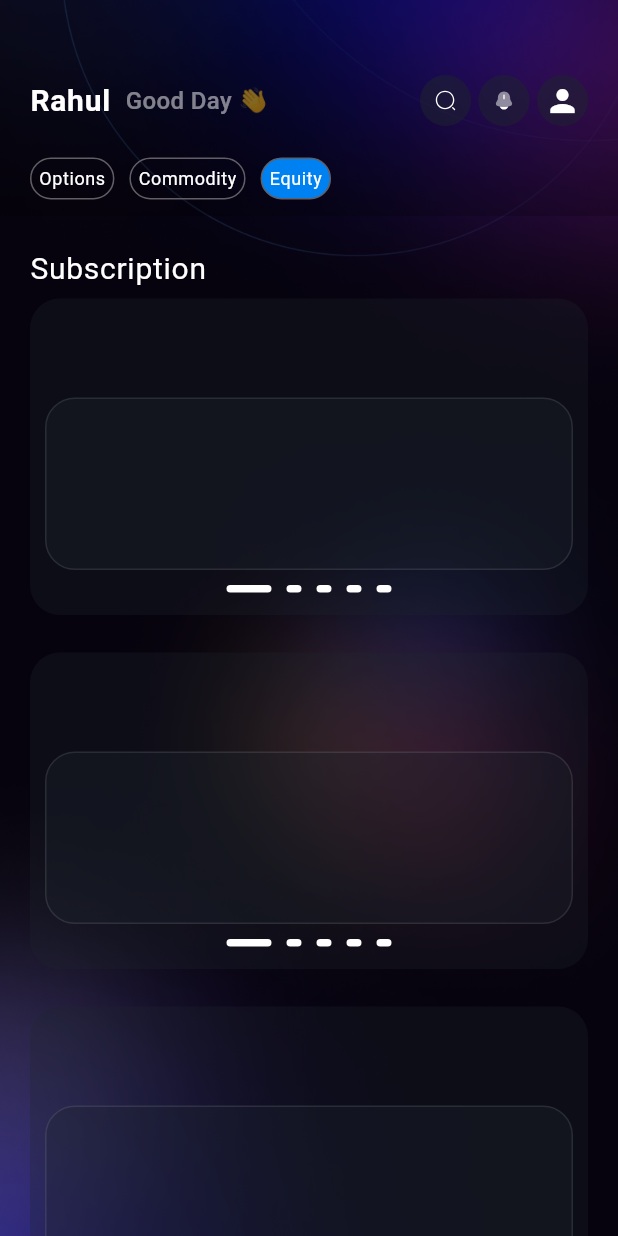
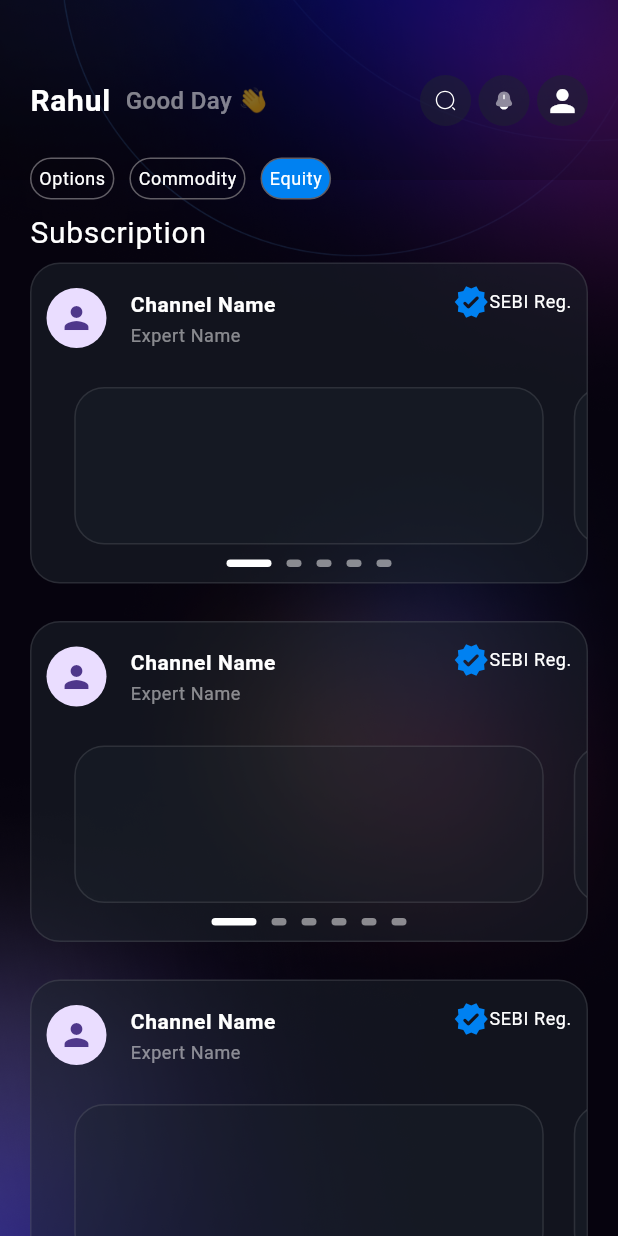
Before and after one commit to voltzylex/copartner, a Flutter app: the screen it shows after launch, on a phone screen of 412 x 824 dp. Run offline on Flutter 3.47's test engine with Material 3 defaults, Android fonts, the phone set to English and light mode, and no system bars; our stand-ins replace flutter_svg.

Commit message:
created home ui and generated model

```diff
--- a/lib/common/constants.dart
+++ b/lib/common/constants.dart
@@ -1,4 +1,4 @@
 const defaultPadding = 20.0;
-const homeAppBarHeight = 144.0;
+const homeAppBarHeight = 120.0;
 const iconSize = 15.0;
 const radius = 20.0;
--- a/lib/home/pages/widgets/body.dart
+++ b/lib/home/pages/widgets/body.dart
@@ -4,9 +4,14 @@ import 'package:copartner/common/extension.dart';
 import 'package:copartner/common/theme.dart';
 import 'package:flutter/material.dart';
 
-class BodyWidget extends StatelessWidget {
+class BodyWidget extends StatefulWidget {
   const BodyWidget({super.key});
 
+  @override
+  State<BodyWidget> createState() => _BodyWidgetState();
+}
+
+class _BodyWidgetState extends State<BodyWidget> {
   @override
   Widget build(BuildContext context) {
     return SingleChildScrollView(
@@ -19,55 +24,98 @@ class BodyWidget extends StatelessWidget {
             style:
                 context.theme.bodyLarge?.copyWith(fontWeight: FontWeight.w400),
           ),
-          carousalWidget(context),
-          carousalWidget(context),
-          carousalWidget(context),
+          carousalWidget(context, itemcount: 5),
+          carousalWidget(context, itemcount: 6),
+          carousalWidget(context, itemcount: 7),
         ],
       ),
     );
   }
 
-  Container carousalWidget(BuildContext context) {
-    final ValueNotifier<int> value = ValueNotifier<int>(0);
+  Container carousalWidget(BuildContext context, {required int itemcount}) {
+    final ValueNotifier<int> vIndex = ValueNotifier<int>(0);
     return Container(
-      height: 211,
+      // height: 211,
       margin: const EdgeInsets.only(top: 5, bottom: defaultPadding),
       width: MediaQuery.sizeOf(context).width,
       decoration: BoxDecoration(
           borderRadius: BorderRadius.circular(radius),
-          color: const Color(0xff1D242D).withOpacity(.29)
-          // gradient: LinearGradient(colors: [
-          //   const Color(0xff1D242D).withOpacity(.29),
-          //   const Color(0xff1D242D).withOpacity(.29)
-          // ], begin: Alignment.topCenter, end: Alignment.bottomCenter),
-          ),
+          color: const Color(0xff1D242D).withOpacity(.5),
+          border: Border.all(color: AppColors.white.withOpacity(.1))),
       child: Column(
         crossAxisAlignment: CrossAxisAlignment.center,
         children: [
-          const ListTile(),
-          Container(
-            height: 115,
-            margin: const EdgeInsets.all(10),
-            decoration: BoxDecoration(
-                color: const Color(0xff1D242D).withOpacity(.31),
-                borderRadius: BorderRadius.circular(radius),
-                border: Border.all(color: Colors.white.withOpacity(.10))),
+          ListTile(
+            contentPadding: const EdgeInsets.symmetric(horizontal: 10),
+            leading: const CircleAvatar(
+              radius: 20,
+              child: Icon(Icons.person),
+            ),
+            title: Text(
+              "Channel Name",
+              style: context.theme.bodySmall
+                  ?.copyWith(fontSize: 14, fontWeight: FontWeight.bold),
+            ),
+            subtitle: Text(
+              "Expert Name",
+              style: context.theme.bodySmall
+                  ?.copyWith(color: AppColors.white.withOpacity(.5)),
+            ),
+            trailing: Column(
+              children: [
+                5.h,
+                Row(
+                  mainAxisSize: MainAxisSize.min,
+                  children: [
+                    const Icon(
+                      Icons.verified_rounded,
+                      color: AppColors.blue,
+                    ),
+                    Text(
+                      "SEBI Reg.",
+                      style: context.theme.bodySmall,
+                    ),
+                  ],
+                ),
+              ],
+            ),
+          ),
+          SizedBox(
+            height: 125,
+            child: PageView.builder(
+              controller: PageController(viewportFraction: .9),
+              onPageChanged: (value) => vIndex.value = value,
+              itemCount: itemcount,
+              scrollDirection: Axis.horizontal,
+              itemBuilder: (context, index) => Container(
+                margin: const EdgeInsets.all(10),
+                decoration: BoxDecoration(
+                  color: const Color(0xff1D242D).withOpacity(.31),
+                  borderRadius: BorderRadius.circular(radius),
+                  border: Border.all(
+                    color: Colors.white.withOpacity(.10),
+                  ),
+                ),
+              ),
+            ),
           ),
           SizedBox(
             height: 5,
             child: ListView.separated(
-              itemCount: 5,
+              itemCount: itemcount,
               shrinkWrap: true,
               scrollDirection: Axis.horizontal,
               itemBuilder: (context, index) => ValueListenableBuilder(
-                  valueListenable: value,
+                  valueListenable: vIndex,
                   builder: (context, val, _) {
                     return AnimatedContainer(
-                      duration: Durations.extralong1,
+                      duration: Durations.long2,
                       height: 5,
                       width: val == index ? 30 : 10,
                       decoration: BoxDecoration(
-                        color: AppColors.white,
+                        color: val == index
+                            ? AppColors.white
+                            : AppColors.white.withOpacity(.5),
                         borderRadius: BorderRadius.circular(20),
                       ),
                     );
@@ -75,6 +123,7 @@ class BodyWidget extends StatelessWidget {
               separatorBuilder: (context, index) => 10.w,
             ),
           ),
+          10.h,
         ],
       ),
     );
```
Also changed, not shown: lib/home/models/home_model.dart (added, +320 -0 lines).
